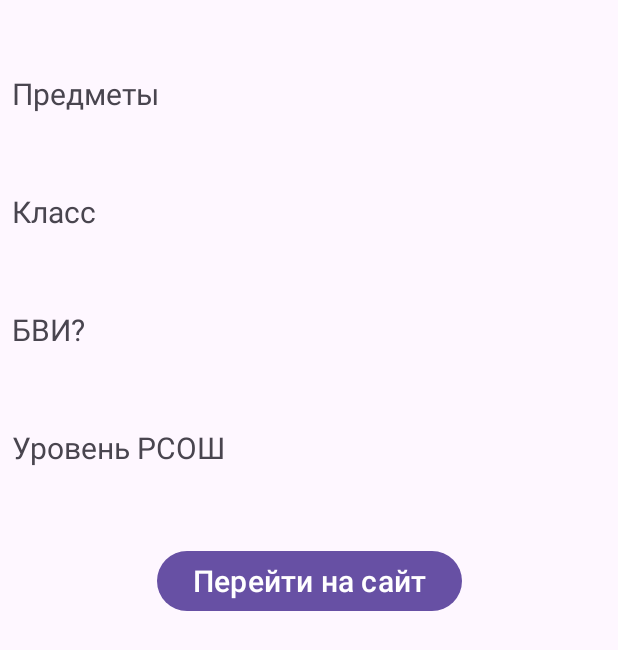
After one commit to mihailap/OlympiadFinder, an Android app: the OlympiadInfoActivity screen opened directly, with no data from a screen before it, on a phone screen of 412 x 824 dp. The commit adds this screen. Shown: the top 650 px of the screen. Run offline under Robolectric (Android 15) with nearby library versions, the phone set to English and light mode, and no system bars.

Commit message:
Olympiad Info Activity added

```diff
--- a/app/src/main/AndroidManifest.xml
+++ b/app/src/main/AndroidManifest.xml
@@ -13,6 +13,9 @@
         android:theme="@style/Theme.OlympiadFinder"
         tools:targetApi="31">
         <activity
+            android:name=".ui.OlympiadInfoActivity"
+            android:exported="false" />
+        <activity
             android:name=".ui.MainActivity"
             android:exported="true">
             <intent-filter>
--- a/app/src/main/java/com/mihailap/olympiadfinder/data/Olympiad.java
+++ b/app/src/main/java/com/mihailap/olympiadfinder/data/Olympiad.java
@@ -5,10 +5,11 @@ import androidx.room.Entity;
 import androidx.room.Ignore;
 import androidx.room.PrimaryKey;
 
+import java.io.Serializable;
 import java.util.Objects;
 
 @Entity(tableName = "Olympiad")
-public class Olympiad {
+public class Olympiad implements Serializable {
     @ColumnInfo(name = "id")
     @PrimaryKey(autoGenerate = true)
     private int id;
@@ -26,7 +27,8 @@ public class Olympiad {
     private String url;
 
     @Ignore
-    public Olympiad () {}
+    public Olympiad() {
+    }
 
     public Olympiad(int id, String name, String subject, String gradeRange, Boolean bvi, int rsoshLevel, String url) {
         this.id = id;
@@ -39,19 +41,33 @@ public class Olympiad {
     }
 
     // Getters
-    public int getId() { return id; }
+    public int getId() {
+        return id;
+    }
 
-    public String getName() { return name; }
+    public String getName() {
+        return name;
+    }
 
-    public String getSubject() { return subject; }
+    public String getSubject() {
+        return subject;
+    }
 
-    public String getGradeRange() { return gradeRange; }
+    public String getGradeRange() {
+        return gradeRange;
+    }
 
-    public Boolean getBvi() { return bvi; }
+    public Boolean getBvi() {
+        return bvi;
+    }
 
-    public int getRsoshLevel() { return rsoshLevel; }
+    public int getRsoshLevel() {
+        return rsoshLevel;
+    }
 
-    public String getUrl() { return url; }
+    public String getUrl() {
+        return url;
+    }
 
 
     @Override
--- a/app/src/main/java/com/mihailap/olympiadfinder/ui/MainActivity.java
+++ b/app/src/main/java/com/mihailap/olympiadfinder/ui/MainActivity.java
@@ -1,7 +1,7 @@
 package com.mihailap.olympiadfinder.ui;
 
+import android.content.Intent;
 import android.os.Bundle;
-import android.util.Log;
 
 import androidx.annotation.NonNull;
 import androidx.appcompat.app.AppCompatActivity;
@@ -56,12 +56,19 @@ public class MainActivity extends AppCompatActivity {
         viewModel.saveOlympiad(NTO);
         viewModel.saveOlympiad(VSOSH);
         viewModel.saveOlympiad(aaa);
-        Log.d("MainTEST", "LOADED");
 
         // RECYCLER VIEW
         olympiadAdapter = new OlympiadAdapter();
 
         binding.recyclerView.setLayoutManager(new GridLayoutManager(this, 1));
+
+        olympiadAdapter.setOnOlympiadClickListener(new OlympiadAdapter.OnOlympiadClickListener() {
+            @Override
+            public void onOlympiadClick(Olympiad olympiad) {
+                Intent intent = OlympiadInfoActivity.newIntent(MainActivity.this, olympiad);
+                startActivity(intent);
+            }
+        });
 
         viewModel.getOlympiads().observe(this, new Observer<List<Olympiad>>() {
             @Override
@@ -71,6 +78,8 @@ public class MainActivity extends AppCompatActivity {
         });
 
         binding.recyclerView.setAdapter(olympiadAdapter);
+
+
         viewModel.refreshList();
     }
 }
--- a/app/src/main/java/com/mihailap/olympiadfinder/ui/OlympiadAdapter.java
+++ b/app/src/main/java/com/mihailap/olympiadfinder/ui/OlympiadAdapter.java
@@ -40,7 +40,27 @@ public class OlympiadAdapter extends RecyclerView.Adapter<OlympiadAdapter.Olympi
         holder.binding.tvName.setText(olympiad.getName());
         holder.binding.tvSubject.setText(olympiad.getSubject());
         holder.binding.tvGrade.setText(olympiad.getGradeRange());
+
+        holder.binding.getRoot().setOnClickListener(new View.OnClickListener() {
+            @Override
+            public void onClick(View v) {
+                if (onOlympiadClickListener != null) {
+                    onOlympiadClickListener.onOlympiadClick(olympiad);
+                }
+            }
+        });
     }
+
+    private OnOlympiadClickListener onOlympiadClickListener;
+
+    public void setOnOlympiadClickListener(OnOlympiadClickListener onOlympiadClickListener) {
+        this.onOlympiadClickListener = onOlympiadClickListener;
+    }
+
+    interface OnOlympiadClickListener {
+        void onOlympiadClick(Olympiad olympiad);
+    }
+
 
     @Override
     public int getItemCount() {
--- /dev/null
+++ b/app/src/main/java/com/mihailap/olympiadfinder/ui/OlympiadInfoActivity.java
@@ -0,0 +1,61 @@
+package com.mihailap.olympiadfinder.ui;
+
+import android.content.Context;
+import android.content.Intent;
+import android.net.Uri;
+import android.os.Bundle;
+import android.util.Log;
+import android.view.View;
+
+import androidx.appcompat.app.AppCompatActivity;
+
+import com.mihailap.olympiadfinder.data.Olympiad;
+import com.mihailap.olympiadfinder.databinding.ActivityOlympiadInfoBinding;
+
+public class OlympiadInfoActivity extends AppCompatActivity {
+    private ActivityOlympiadInfoBinding binding;
+    private static final String EXTRA_OLYMPIAD = "olympiad";
+
+    @Override
+    protected void onCreate(Bundle savedInstanceState) {
+        super.onCreate(savedInstanceState);
+        binding = ActivityOlympiadInfoBinding.inflate(getLayoutInflater());
+        setContentView(binding.getRoot());
+
+        Olympiad olympiad = (Olympiad) getIntent().getSerializableExtra(EXTRA_OLYMPIAD);
+
+        try {
+            binding.tvName.setText(olympiad.getName());
+            binding.tvSubject.setText(olympiad.getSubject());
+            binding.tvGrade.setText(olympiad.getGradeRange());
+            if (olympiad.getBvi()) {
+                binding.tvBvi.setText("Yes");
+            } else {
+                binding.tvBvi.setText("No");
+            }
+            binding.tvRsosh.setText(String.valueOf(olympiad.getRsoshLevel()));
+        } catch (Exception e) {
+            Log.d("OLYMPIAD_INF", "Something went wrong!");
+        }
+
+        binding.btnWeb.setOnClickListener(new View.OnClickListener() {
+            @Override
+            public void onClick(View v) {
+                Intent intent = new Intent();
+                intent.setAction(Intent.ACTION_VIEW);
+                intent.addCategory(Intent.CATEGORY_BROWSABLE);
+                intent.setData(Uri.parse("http://" + olympiad.getUrl()));
+                startActivity(intent);
+            }
+        });
+
+    }
+
+    public static Intent newIntent(Context context, Olympiad olympiad) {
+        Intent intent = new Intent(context, OlympiadInfoActivity.class);
+        intent.putExtra(EXTRA_OLYMPIAD, olympiad);
+        return intent;
+    }
+
+
+}
--- a/app/src/main/res/layout/activity_main.xml
+++ b/app/src/main/res/layout/activity_main.xml
@@ -5,21 +5,19 @@
     android:id="@+id/main"
     android:layout_width="match_parent"
     android:layout_height="match_parent"
-    android:background="#E1E3E5"
     tools:context=".ui.MainActivity">
 
     <!--TODO: replace edittext with searchbar -->
     <EditText
-        android:inputType="text"
         android:id="@+id/edit_text"
         android:layout_width="match_parent"
         android:layout_height="wrap_content"
+        android:inputType="text"
         android:textSize="20sp"
-        tools:text="Search Here ..."
+        app:layout_constraintEnd_toEndOf="parent"
+        app:layout_constraintStart_toStartOf="parent"
         app:layout_constraintTop_toTopOf="parent"
-        app:layout_constraintStart_toStartOf="parent"
-        app:layout_constraintEnd_toEndOf="parent" />
-
+        tools:text="Search Here ..." />
 
 
     <androidx.recyclerview.widget.RecyclerView
@@ -27,5 +25,5 @@
         android:layout_width="match_parent"
         android:layout_height="wrap_content"
         app:layout_constraintTop_toBottomOf="@+id/edit_text"
-        tools:listitem="@layout/list_item"/>
+        tools:listitem="@layout/list_item" />
 </androidx.constraintlayout.widget.ConstraintLayout>
--- /dev/null
+++ b/app/src/main/res/layout/activity_olympiad_info.xml
@@ -0,0 +1,164 @@
+<?xml version="1.0" encoding="utf-8"?>
+<androidx.constraintlayout.widget.ConstraintLayout xmlns:android="http://schemas.android.com/apk/res/android"
+    xmlns:app="http://schemas.android.com/apk/res-auto"
+    xmlns:tools="http://schemas.android.com/tools"
+    android:id="@+id/main"
+    android:layout_width="match_parent"
+    android:layout_height="match_parent"
+    tools:context=".ui.OlympiadInfoActivity">
+
+    <TextView
+        android:id="@+id/tv_name"
+        android:layout_width="match_parent"
+        android:layout_height="wrap_content"
+        android:layout_margin="8dp"
+        android:gravity="center"
+        android:textSize="24sp"
+        android:textStyle="bold"
+        app:layout_constraintEnd_toEndOf="parent"
+        app:layout_constraintStart_toStartOf="parent"
+        app:layout_constraintTop_toTopOf="parent"
+        tools:text="Olympiad Name" />
+
+    <ScrollView
+        android:id="@+id/scrollView"
+        android:layout_width="match_parent"
+        android:layout_height="wrap_content"
+        android:paddingBottom="48dp"
+        app:layout_constraintTop_toBottomOf="@+id/tv_name">
+
+        <androidx.constraintlayout.widget.ConstraintLayout
+            android:layout_width="match_parent"
+            android:layout_height="wrap_content">
+
+            <TextView
+                android:id="@+id/tv_subject_title"
+                android:layout_width="match_parent"
+                android:layout_height="wrap_content"
+                android:layout_margin="8dp"
+                android:paddingBottom="4dp"
+                android:text="Предметы"
+                android:textSize="20sp"
+                app:layout_constraintEnd_toEndOf="parent"
+                app:layout_constraintStart_toStartOf="parent"
+                app:layout_constraintTop_toTopOf="parent"
+                tools:text="Subjects title" />
+
+            <TextView
+                android:id="@+id/tv_subject"
+                android:layout_width="match_parent"
+                android:layout_height="wrap_content"
+                android:layout_margin="8dp"
+                android:paddingBottom="4dp"
+                android:textSize="20sp"
+                app:layout_constraintEnd_toEndOf="parent"
+                app:layout_constraintStart_toStartOf="parent"
+                app:layout_constraintTop_toBottomOf="@+id/tv_subject_title"
+                tools:text="Subjects" />
+
+            <TextView
+                android:id="@+id/tv_grade_title"
+                android:layout_width="match_parent"
+                android:layout_height="wrap_content"
+                android:layout_margin="8dp"
+                android:paddingBottom="4dp"
+                android:text="Класс"
+                android:textSize="20sp"
+                app:layout_constraintEnd_toEndOf="parent"
+                app:layout_constraintStart_toStartOf="parent"
+                app:layout_constraintTop_toBottomOf="@+id/tv_subject"
+                tools:text="Grades title" />
+
+            <TextView
+                android:id="@+id/tv_grade"
+                android:layout_width="match_parent"
+                android:layout_height="wrap_content"
+                android:layout_margin="8dp"
+                android:paddingBottom="4dp"
+                android:textSize="20sp"
+                app:layout_constraintEnd_toEndOf="parent"
+                app:layout_constraintStart_toStartOf="parent"
+                app:layout_constraintTop_toBottomOf="@+id/tv_grade_title"
+                tools:text="Grades" />
+
+            <TextView
+                android:id="@+id/tv_bvi_title"
+                android:layout_width="match_parent"
+                android:layout_height="wrap_content"
+                android:layout_margin="8dp"
+                android:paddingBottom="4dp"
+                android:text="БВИ?"
+                android:textSize="20sp"
+                app:layout_constraintEnd_toEndOf="parent"
+                app:layout_constraintStart_toStartOf="parent"
+                app:layout_constraintTop_toBottomOf="@+id/tv_grade"
+                tools:text="BVI title" />
+
+            <TextView
+                android:id="@+id/tv_bvi"
+                android:layout_width="match_parent"
+                android:layout_height="wrap_content"
+                android:layout_margin="8dp"
+                android:paddingBottom="4dp"
+                android:textSize="20sp"
+                app:layout_constraintEnd_toEndOf="parent"
+                app:layout_constraintStart_toStartOf="parent"
+                app:layout_constraintTop_toBottomOf="@+id/tv_bvi_title"
+                tools:text="BVI" />
+
+            <TextView
+                android:id="@+id/tv_rsosh_title"
+                android:layout_width="match_parent"
+                android:layout_height="wrap_content"
+                android:layout_margin="8dp"
+                android:paddingBottom="4dp"
+                android:text="Уровень РСОШ"
+                android:textSize="20sp"
+                app:layout_constraintEnd_toEndOf="parent"
+                app:layout_constraintStart_toStartOf="parent"
+                app:layout_constraintTop_toBottomOf="@+id/tv_bvi"
+                tools:text="RSOSH title" />
+
+            <TextView
+                android:id="@+id/tv_rsosh"
+                android:layout_width="match_parent"
+                android:layout_height="wrap_content"
+                android:layout_margin="8dp"
+                android:paddingBottom="4dp"
+                android:textSize="20sp"
+                app:layout_constraintEnd_toEndOf="parent"
+                app:layout_constraintStart_toStartOf="parent"
+                app:layout_constraintTop_toBottomOf="@+id/tv_rsosh_title"
+                tools:text="RSOSH" />
+
+            <Button
+                android:id="@+id/btn_web"
+                android:layout_width="wrap_content"
+                android:layout_height="wrap_content"
+                android:layout_margin="8dp"
+                android:text="Перейти на сайт"
+                android:textSize="20sp"
+                app:layout_constraintEnd_toEndOf="parent"
+                app:layout_constraintStart_toStartOf="parent"
+                app:layout_constraintTop_toBottomOf="@id/tv_rsosh"
+                tools:text="Go to website" />
+
+            <!--    ONLY FOR TESTS! TODO: DELETE AFTER  -->
+            <TextView
+                android:id="@+id/tv_overall"
+                android:layout_width="match_parent"
+                android:layout_height="wrap_content"
+                android:layout_margin="8dp"
+                android:paddingBottom="4dp"
+                android:textSize="20sp"
+                app:layout_constraintEnd_toEndOf="parent"
+                app:layout_constraintStart_toStartOf="parent"
+                app:layout_constraintTop_toBottomOf="@id/btn_web"
+                tools:text="Overall info" />
+
+        </androidx.constraintlayout.widget.ConstraintLayout>
+
+    </ScrollView>
+
+
+</androidx.constraintlayout.widget.ConstraintLayout>
--- a/app/src/main/res/layout/list_item.xml
+++ b/app/src/main/res/layout/list_item.xml
@@ -2,10 +2,10 @@
 <androidx.cardview.widget.CardView xmlns:android="http://schemas.android.com/apk/res/android"
     xmlns:app="http://schemas.android.com/apk/res-auto"
     xmlns:tools="http://schemas.android.com/tools"
-    app:cardCornerRadius="4dp"
     android:layout_width="match_parent"
     android:layout_height="wrap_content"
-    android:layout_margin="8dp">
+    android:layout_margin="8dp"
+    app:cardCornerRadius="4dp">
 
     <androidx.constraintlayout.widget.ConstraintLayout
         android:layout_width="match_parent"
@@ -39,11 +39,11 @@
             android:layout_width="match_parent"
             android:layout_height="wrap_content"
             android:layout_margin="4dp"
+            android:paddingBottom="4dp"
             android:textSize="20sp"
             app:layout_constraintEnd_toEndOf="parent"
             app:layout_constraintStart_toStartOf="parent"
             app:layout_constraintTop_toBottomOf="@+id/tv_subject"
-            android:paddingBottom="4dp"
             tools:text="Grades" />
 
 
```
